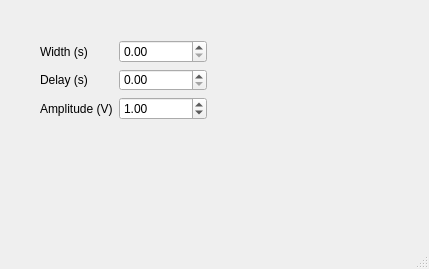
Old version of the form UI.ui in the repository ericmuckley/laser_triggering.
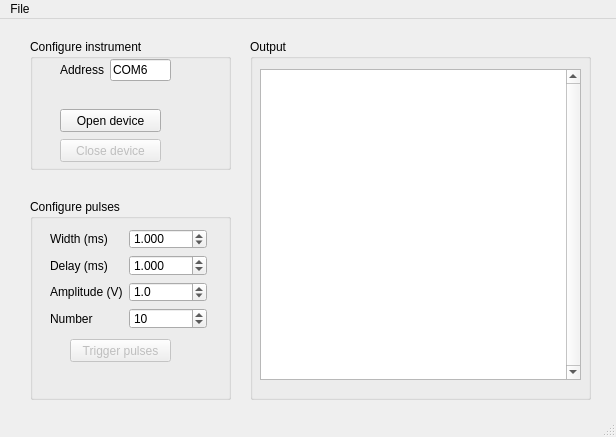
New version of the form.

Patch:
```diff
--- a/UI.ui
+++ b/UI.ui
@@ -6,33 +6,61 @@
    <rect>
     <x>0</x>
     <y>0</y>
-    <width>429</width>
-    <height>269</height>
+    <width>616</width>
+    <height>437</height>
    </rect>
   </property>
   <property name="windowTitle">
    <string>MainWindow</string>
   </property>
   <widget class="QWidget" name="centralwidget">
+   <widget class="QGroupBox" name="groupBox_configurepulses">
+    <property name="geometry">
+     <rect>
+      <x>30</x>
+      <y>180</y>
+      <width>201</width>
+      <height>201</height>
+     </rect>
+    </property>
+    <property name="title">
+     <string>Configure pulses</string>
+    </property>
    <widget class="QWidget" name="formLayoutWidget">
     <property name="geometry">
      <rect>
-      <x>40</x>
-      <y>40</y>
-      <width>167</width>
-      <height>80</height>
+       <x>20</x>
+       <y>30</y>
+       <width>157</width>
+       <height>100</height>
      </rect>
     </property>
     <layout class="QFormLayout" name="formlayout_inputs">
      <item row="0" column="0">
       <widget class="QLabel" name="label_pulsewidth">
        <property name="text">
-        <string>Width (s)</string>
+         <string>Width (ms)</string>
        </property>
       </widget>
      </item>
      <item row="0" column="1">
-      <widget class="QDoubleSpinBox" name="pulsewidth"/>
+       <widget class="QDoubleSpinBox" name="pulse_width">
+        <property name="decimals">
+         <number>3</number>
+        </property>
+        <property name="minimum">
+         <double>0.001000000000000</double>
+        </property>
+        <property name="maximum">
+         <double>1000.000000000000000</double>
+        </property>
+        <property name="singleStep">
+         <double>0.001000000000000</double>
+        </property>
+        <property name="value">
+         <double>1.000000000000000</double>
+        </property>
+       </widget>
      </item>
      <item row="2" column="0">
       <widget class="QLabel" name="label_pulseamplitude">
@@ -44,15 +72,34 @@
      <item row="1" column="0">
       <widget class="QLabel" name="label_pulsedelay">
        <property name="text">
-        <string>Delay (s)</string>
+         <string>Delay (ms)</string>
        </property>
       </widget>
      </item>
      <item row="1" column="1">
-      <widget class="QDoubleSpinBox" name="pulsedelay"/>
+       <widget class="QDoubleSpinBox" name="pulse_delay">
+        <property name="decimals">
+         <number>3</number>
+        </property>
+        <property name="minimum">
+         <double>0.001000000000000</double>
+        </property>
+        <property name="maximum">
+         <double>100000.000000000000000</double>
+        </property>
+        <property name="singleStep">
+         <double>0.001000000000000</double>
+        </property>
+        <property name="value">
+         <double>1.000000000000000</double>
+        </property>
+       </widget>
      </item>
      <item row="2" column="1">
-      <widget class="QDoubleSpinBox" name="pulseamplitude">
+       <widget class="QDoubleSpinBox" name="pulse_amplitude">
+        <property name="decimals">
+         <number>1</number>
+        </property>
        <property name="minimum">
         <double>0.500000000000000</double>
        </property>
@@ -67,7 +114,157 @@
        </property>
       </widget>
      </item>
-    </layout>
+      <item row="3" column="0">
+       <widget class="QLabel" name="label_pulsenumber">
+        <property name="text">
+         <string>Number</string>
+        </property>
+       </widget>
+      </item>
+      <item row="3" column="1">
+       <widget class="QSpinBox" name="pulse_number">
+        <property name="minimum">
+         <number>1</number>
+        </property>
+        <property name="maximum">
+         <number>1000000000</number>
+        </property>
+        <property name="value">
+         <number>10</number>
+        </property>
+       </widget>
+      </item>
+     </layout>
+    </widget>
+    <widget class="QPushButton" name="trigger_pulses">
+     <property name="enabled">
+      <bool>false</bool>
+     </property>
+     <property name="geometry">
+      <rect>
+       <x>40</x>
+       <y>140</y>
+       <width>101</width>
+       <height>23</height>
+      </rect>
+     </property>
+     <property name="text">
+      <string>Trigger pulses</string>
+     </property>
+    </widget>
+   </widget>
+   <widget class="QGroupBox" name="groupBox_output">
+    <property name="geometry">
+     <rect>
+      <x>250</x>
+      <y>20</y>
+      <width>341</width>
+      <height>361</height>
+     </rect>
+    </property>
+    <property name="title">
+     <string>Output</string>
+    </property>
+    <widget class="QTextBrowser" name="outbox">
+     <property name="geometry">
+      <rect>
+       <x>10</x>
+       <y>30</y>
+       <width>321</width>
+       <height>311</height>
+      </rect>
+     </property>
+     <property name="font">
+      <font>
+       <family>Arial</family>
+       <pointsize>10</pointsize>
+      </font>
+     </property>
+     <property name="verticalScrollBarPolicy">
+      <enum>Qt::ScrollBarAlwaysOn</enum>
+     </property>
+     <property name="horizontalScrollBarPolicy">
+      <enum>Qt::ScrollBarAlwaysOff</enum>
+     </property>
+     <property name="html">
+      <string>&lt;!DOCTYPE HTML PUBLIC &quot;-//W3C//DTD HTML 4.0//EN&quot; &quot;http://www.w3.org/TR/REC-html40/strict.dtd&quot;&gt;
+&lt;html&gt;&lt;head&gt;&lt;meta name=&quot;qrichtext&quot; content=&quot;1&quot; /&gt;&lt;style type=&quot;text/css&quot;&gt;
+p, li { white-space: pre-wrap; }
+&lt;/style&gt;&lt;/head&gt;&lt;body style=&quot; font-family:'Arial'; font-size:10pt; font-weight:400; font-style:normal;&quot;&gt;
+&lt;p style=&quot;-qt-paragraph-type:empty; margin-top:0px; margin-bottom:0px; margin-left:0px; margin-right:0px; -qt-block-indent:0; text-indent:0px; font-family:'MS Shell Dlg 2'; font-size:15pt;&quot;&gt;&lt;br /&gt;&lt;/p&gt;&lt;/body&gt;&lt;/html&gt;</string>
+     </property>
+    </widget>
+   </widget>
+   <widget class="QGroupBox" name="groupBox">
+    <property name="geometry">
+     <rect>
+      <x>30</x>
+      <y>20</y>
+      <width>201</width>
+      <height>131</height>
+     </rect>
+    </property>
+    <property name="title">
+     <string>Configure instrument</string>
+    </property>
+    <widget class="QWidget" name="formLayoutWidget_2">
+     <property name="geometry">
+      <rect>
+       <x>30</x>
+       <y>20</y>
+       <width>111</width>
+       <height>31</height>
+      </rect>
+     </property>
+     <layout class="QFormLayout" name="formlayout_pulsegen">
+      <item row="0" column="0">
+       <widget class="QLabel" name="label_pulsegeneratoraddress">
+        <property name="text">
+         <string>Address</string>
+        </property>
+       </widget>
+      </item>
+      <item row="0" column="1">
+       <widget class="QLineEdit" name="pulsegen_address">
+        <property name="text">
+         <string>COM6</string>
+        </property>
+        <property name="placeholderText">
+         <string>COM5</string>
+        </property>
+       </widget>
+      </item>
+     </layout>
+    </widget>
+    <widget class="QPushButton" name="open_pulsegen">
+     <property name="geometry">
+      <rect>
+       <x>30</x>
+       <y>70</y>
+       <width>101</width>
+       <height>23</height>
+      </rect>
+     </property>
+     <property name="text">
+      <string>Open device</string>
+     </property>
+    </widget>
+    <widget class="QPushButton" name="close_pulsegen">
+     <property name="enabled">
+      <bool>false</bool>
+     </property>
+     <property name="geometry">
+      <rect>
+       <x>30</x>
+       <y>100</y>
+       <width>101</width>
+       <height>23</height>
+      </rect>
+     </property>
+     <property name="text">
+      <string>Close device</string>
+     </property>
+    </widget>
    </widget>
   </widget>
   <widget class="QMenuBar" name="menubar">
@@ -75,10 +272,19 @@
     <rect>
      <x>0</x>
      <y>0</y>
-     <width>429</width>
+     <width>616</width>
      <height>21</height>
     </rect>
    </property>
+   <widget class="QMenu" name="menuFile">
+    <property name="title">
+     <string>File</string>
+    </property>
+    <addaction name="print_ports"/>
+    <addaction name="separator"/>
+    <addaction name="quitapp"/>
+   </widget>
+   <addaction name="menuFile"/>
   </widget>
   <widget class="QStatusBar" name="statusbar"/>
  </widget>
```
Left out of the diff: 14 changed lines with no effect on the pictures. Lines whose indentation alone changed are shown as unchanged.
